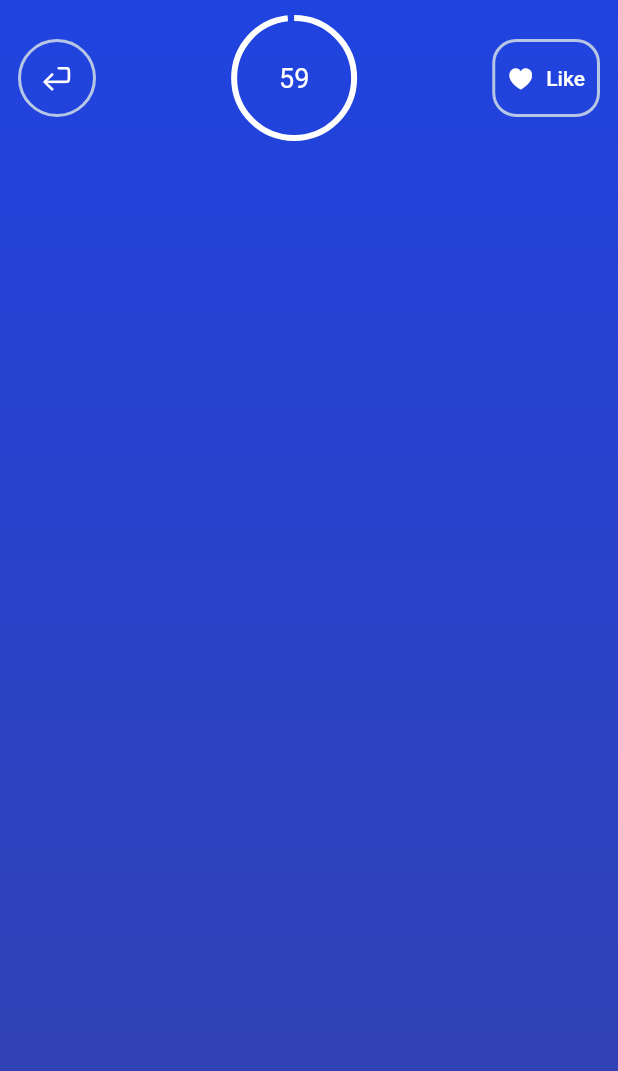
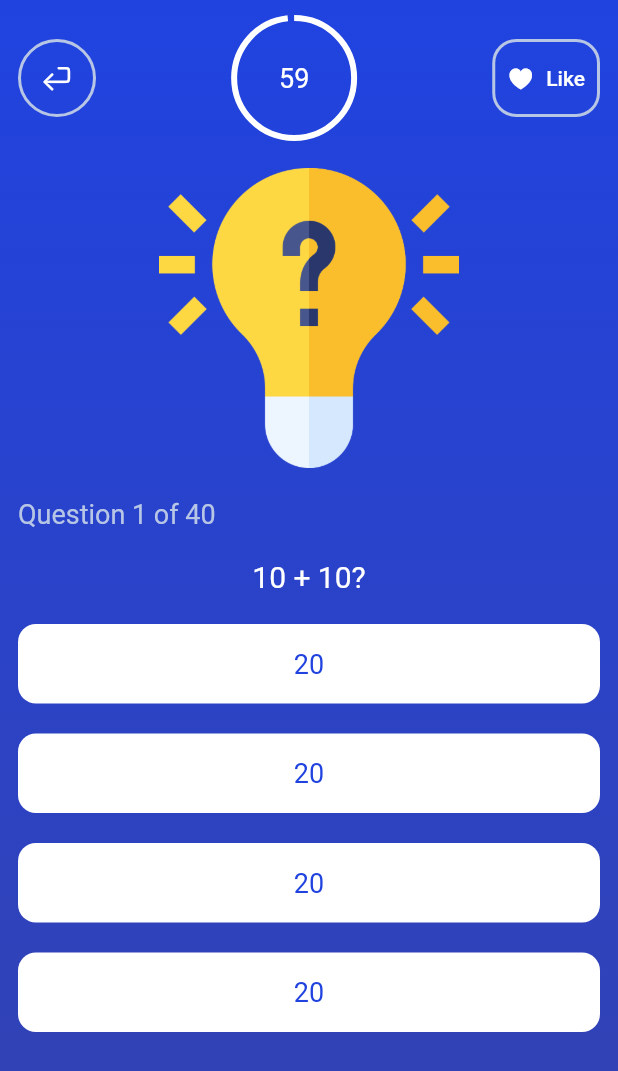
Before and after one commit to Luis-Angel-Santos/videogameQuizApp, a Flutter app: the QuizScreen screen opened directly, on a phone screen of 412 x 824 dp. Shown: the top 1071 px of the screen. Run offline on Flutter 3.47's test engine with Material 2 defaults, Android fonts, the phone set to English and light mode, and no system bars; Roboto replaces fonts that are missing (quick_bold, quick_semi).

Commit message:
Estructura de una pregunta y sus respuestas

```diff
--- a/lib/quiz_screen.dart
+++ b/lib/quiz_screen.dart
@@ -6,6 +6,7 @@ import 'package:flutter/material.dart';
 import 'package:quizgame/const/text_styles.dart';
 
 import 'const/colors.dart';
+import 'const/images.dart';
 
 class QuizScreen extends StatefulWidget {
   const QuizScreen({Key? key}) : super(key: key);
@@ -22,19 +23,33 @@ class _QuizScreenState extends State<QuizScreen> {
     starTimer();
   }
 
+  @override
+  void dispose(){
+    timer!.cancel();
+    super.dispose();
+  }
+
   int seconds = 60;
   Timer? timer;
+  var currentQuestionIndex = 0;
 
   starTimer(){
     timer = Timer.periodic(Duration(seconds: 1), (timer) {
       setState(() {
-        seconds--;
+        if(seconds > 0){
+          seconds--;
+        }else{
+          timer.cancel();
+        }
       });
     });
   }
 
   @override
   Widget build(BuildContext context) {
+
+    var size = MediaQuery.of(context).size;
+
     return Scaffold(
       body: SafeArea(
         child: Container(
@@ -97,6 +112,32 @@ class _QuizScreenState extends State<QuizScreen> {
 
                   )
                 ],
+              ),
+              SizedBox(height: 20),
+              Image.asset(ideas, width: 200),
+              const SizedBox(height: 20),
+              Align(
+                alignment: Alignment.centerLeft,
+                child: normalText(color: lightgrey, size: 18, text: 'Question ${currentQuestionIndex + 1} of 40'),
+              ),
+              const SizedBox(height: 20),
+              headingText(color: Colors.white, size: 20, text: '10 + 10?'),
+              const SizedBox(height: 20),
+              ListView.builder(
+                shrinkWrap: true,
+                itemCount: 4,
+                itemBuilder: (BuildContext context, int index){
+                  return Container(
+                    margin: const EdgeInsets.only(bottom: 20),
+                    alignment: Alignment.center,
+                    width: size.width - 100,
+                    padding: const EdgeInsets.all(16),
+                    decoration: BoxDecoration(
+                      color: Colors.white, borderRadius: BorderRadius.circular(12),
+                    ),
+                    child: headingText(color: blue, size: 18, text: '20')
+                  );
+                }
               )
             ]
           ),
```
